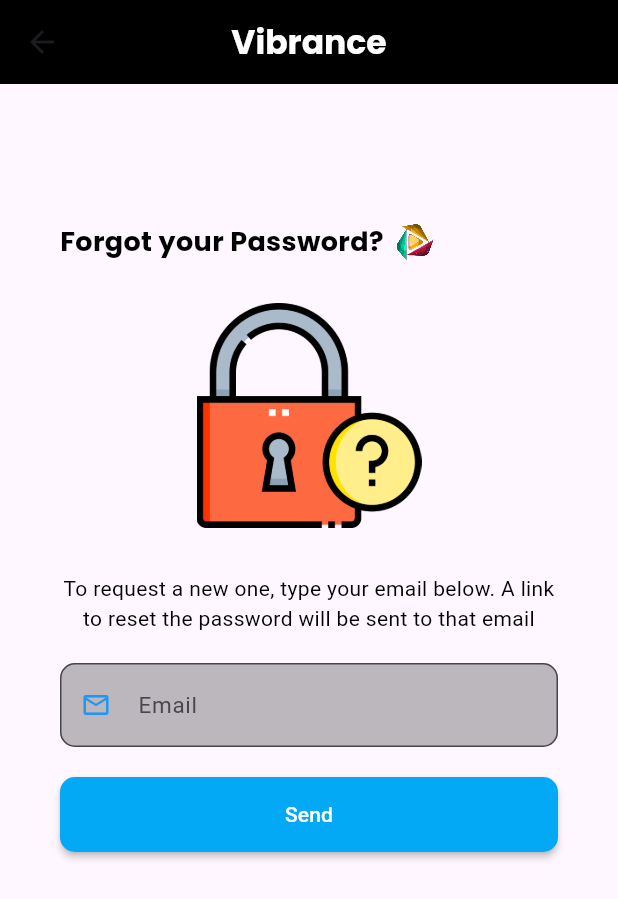
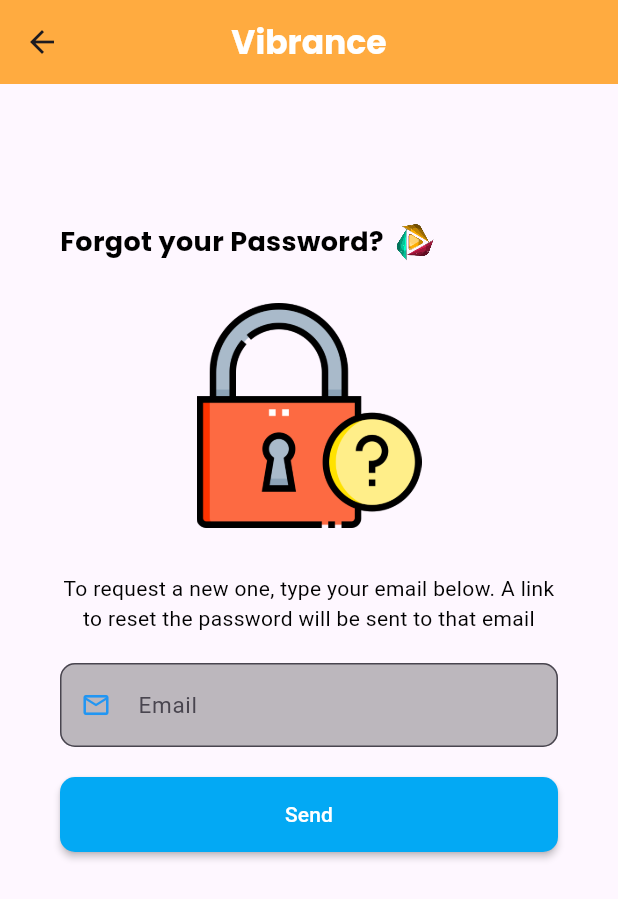
Before and after one commit to HaseebKhanGitHub/vibrance, a Flutter app: the forgotPassword screen opened directly, on a phone screen of 412 x 824 dp. Shown: the top 899 px of the screen. Run offline on Flutter 3.47's test engine with Material 3 defaults, Android fonts, the light colour scheme and no system bars; our stand-ins replace circular_profile_avatar, getwidget, google_fonts, rounded_loading_button_plus.

Commit message:
Update forgotPasswordScreen.dart

```diff
--- a/lib/Views/Auth/forgotPasswordScreen.dart
+++ b/lib/Views/Auth/forgotPasswordScreen.dart
@@ -16,7 +16,7 @@ class forgotPassword extends StatelessWidget {
         title: Text('Vibrance',
             style: GoogleFonts.poppins(
                 fontWeight: FontWeight.bold, color: Colors.white)),
-        backgroundColor: Colors.black,
+        backgroundColor: Colors.orangeAccent,
         centerTitle: true,
       ),
       body: SingleChildScrollView(
```
